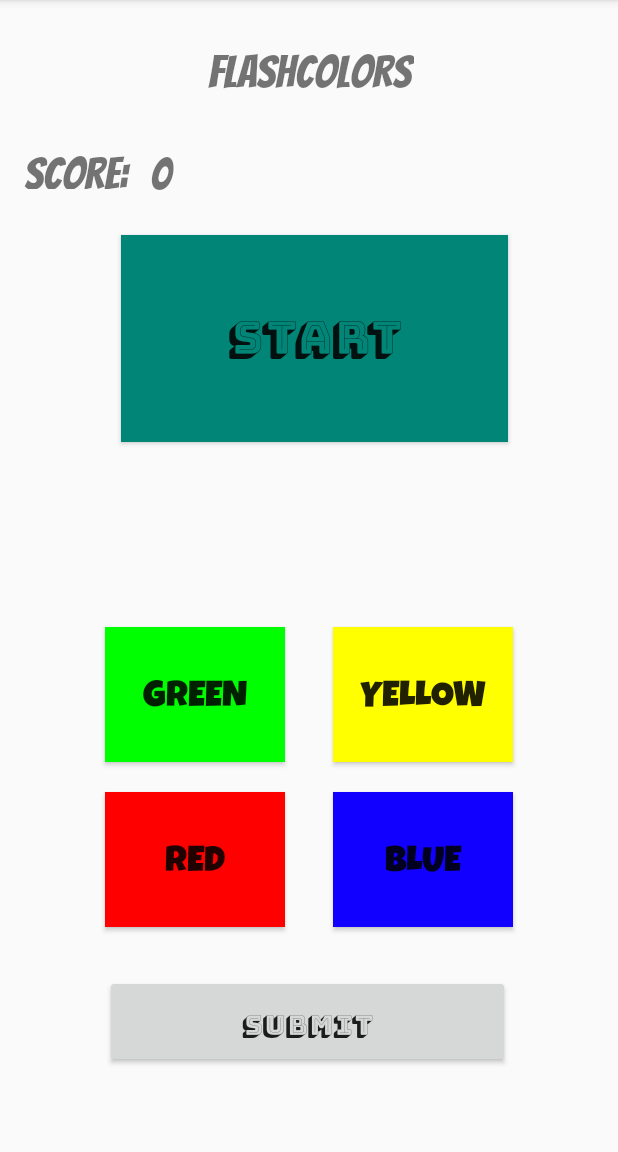
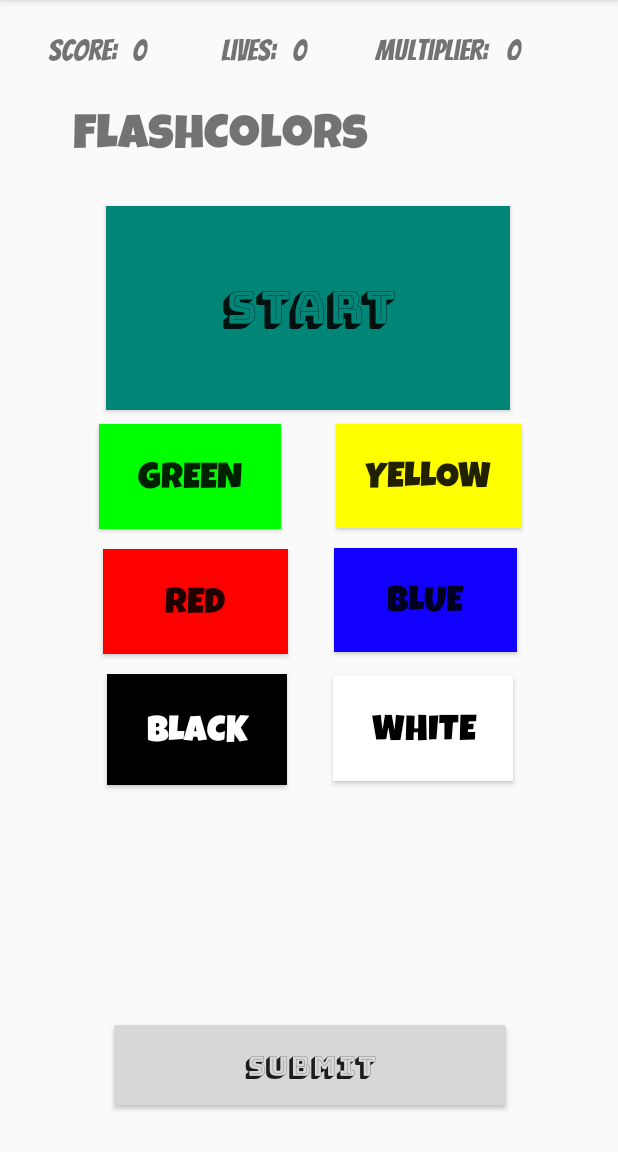
Before and after one commit to CraigP17/GameBoi-CSC207, an Android app: the SimonGame screen opened directly, with no data from a screen before it, on a phone screen of 412 x 824 dp, the part 84-1236 px from its top. Run offline under Robolectric (Android 15) with nearby library versions, the phone set to English and light mode, and no system bars; 5 statements that could not run were skipped.

Commit message:
Added new color options to Simon.java and the game now displays lives, points, multiplier

```diff
--- a/phase2/app/src/main/java/com/example/gameboi/FlashColors/SimonGame.java
+++ b/phase2/app/src/main/java/com/example/gameboi/FlashColors/SimonGame.java
@@ -44,14 +44,21 @@ public class SimonGame extends AppCompatActivity {
                 "drawable", getPackageName()); // this line of code grabs the resID based on user name
         icon.setImageResource(resID);
         //Setting up the background Colour
-        View flashColor = findViewById(R.id.textView2); //finds random view
+        View flashColor = findViewById(R.id.textView9); //finds random view
         View Root = flashColor.getRootView(); //finds the root view
         Root.setBackgroundColor(player.getBackgroundColor()); //set background color
-//      Here is the code needed to set the score up at startup:
+        //Here is the code needed to set the score up at startup:
         scoreBoard = findViewById(R.id.textView10);
         int prevscore = player.getPoints();
-        scoreBoard.setText(String.valueOf(prevscore)); //DOES SCORE START AT 0 always?
-
+        scoreBoard.setText(String.valueOf(prevscore));
+        //Display the Lives
+        TextView dispLives = findViewById(R.id.textView40);
+        int userLives = player.getLives();
+        dispLives.setText(String.valueOf(userLives));
+        //Display Multiplier
+        TextView dispMulti = findViewById(R.id.textView43);
+        int userMulti = player.getMultiplier();
+        dispMulti.setText(String.valueOf(userMulti));
 
     }
 
@@ -72,6 +79,14 @@ public class SimonGame extends AppCompatActivity {
         userGuess.add(Color.BLUE);
     }
 
+    public void blackClicked(View view) {
+        userGuess.add(Color.BLACK);
+    }
+
+    public void whiteClicked(View view) {
+        userGuess.add(Color.WHITE);
+    }
+
     /*This method is called when the flashing square is pressed. It will generate
     * a random color sequence and keep the sequence in memory until submitted*/
     public void Flash(View view){
@@ -88,7 +103,7 @@ public class SimonGame extends AppCompatActivity {
 
         ObjectAnimator colorAnim = ObjectAnimator.ofArgb(but, "backgroundColor",
                 pattern.get(0), pattern.get(1), pattern.get(2), pattern.get(3));
-        colorAnim.setDuration(4000);
+        colorAnim.setDuration(3000);
         colorAnim.setEvaluator(new ArgbEvaluator());
         colorAnim.start();
     }
--- a/phase2/app/src/main/res/layout/activity_simon_game.xml
+++ b/phase2/app/src/main/res/layout/activity_simon_game.xml
@@ -7,27 +7,36 @@
     tools:context=".FlashColors.SimonGame">
 
     <TextView
-        android:id="@+id/textView2"
-        android:layout_width="140dp"
-        android:layout_height="45dp"
-        android:layout_marginStart="151dp"
-        android:layout_marginTop="16dp"
-        android:layout_marginEnd="152dp"
+        android:id="@+id/textView39"
+        android:layout_width="47dp"
+        android:layout_height="30dp"
+        android:layout_marginStart="12dp"
+        android:layout_marginTop="12dp"
         android:fontFamily="@font/bangers"
-        android:text="@string/titleSimonGame"
-        android:textAlignment="center"
-        android:textSize="30sp"
-        app:layout_constraintEnd_toEndOf="parent"
-        app:layout_constraintStart_toStartOf="parent"
+        android:text="@string/Lives"
+        android:textSize="20sp"
+        app:layout_constraintStart_toEndOf="@+id/textView10"
+        app:layout_constraintTop_toTopOf="parent" />
+
+    <TextView
+        android:id="@+id/textView42"
+        android:layout_width="87dp"
+        android:layout_height="28dp"
+        android:layout_marginStart="12dp"
+        android:layout_marginTop="12dp"
+        android:fontFamily="@font/bangers"
+        android:text="@string/Multiplier"
+        android:textSize="20sp"
+        app:layout_constraintStart_toEndOf="@+id/textView40"
         app:layout_constraintTop_toTopOf="parent" />
 
     <Button
         android:id="@+id/button8"
-        android:layout_width="258dp"
-        android:layout_height="138dp"
-        android:layout_marginStart="80dp"
-        android:layout_marginTop="95dp"
-        android:layout_marginEnd="73dp"
+        android:layout_width="269dp"
+        android:layout_height="136dp"
+        android:layout_marginStart="74dp"
+        android:layout_marginTop="9dp"
+        android:layout_marginEnd="76dp"
         android:background="@color/colorPrimary"
         android:fontFamily="@font/bungee_shade"
         android:onClick="Flash"
@@ -35,118 +44,196 @@
         android:textSize="30sp"
         app:layout_constraintEnd_toEndOf="parent"
         app:layout_constraintStart_toStartOf="parent"
-        app:layout_constraintTop_toBottomOf="@+id/textView2" />
+        app:layout_constraintTop_toBottomOf="@+id/imageView1" />
 
     <Button
         android:id="@+id/button9"
-        android:layout_width="120dp"
-        android:layout_height="90dp"
-        android:layout_marginStart="70dp"
-        android:layout_marginBottom="20dp"
+        android:layout_width="121dp"
+        android:layout_height="70dp"
+        android:layout_marginStart="77dp"
+        android:layout_marginTop="9dp"
+        android:layout_marginEnd="15dp"
         android:background="@color/green_btn"
         android:fontFamily="@font/luckiest_guy"
         android:onClick="greenClicked"
         android:text="@string/green"
         android:textSize="24sp"
-        app:layout_constraintBottom_toTopOf="@+id/button11"
-        app:layout_constraintStart_toStartOf="parent" />
+        app:layout_constraintEnd_toStartOf="@+id/button10"
+        app:layout_constraintStart_toStartOf="parent"
+        app:layout_constraintTop_toBottomOf="@+id/button8" />
 
     <Button
         android:id="@+id/button10"
-        android:layout_width="120dp"
-        android:layout_height="90dp"
-        android:layout_marginEnd="70dp"
-        android:layout_marginBottom="20dp"
+        android:layout_width="123dp"
+        android:layout_height="69dp"
+        android:layout_marginStart="21dp"
+        android:layout_marginTop="9dp"
+        android:layout_marginEnd="76dp"
         android:background="@color/yellow_btn"
         android:fontFamily="@font/luckiest_guy"
         android:onClick="yellowClicked"
         android:text="@string/yellow"
         android:textSize="24sp"
-        app:layout_constraintBottom_toTopOf="@+id/button12"
-        app:layout_constraintEnd_toEndOf="parent" />
+        app:layout_constraintEnd_toEndOf="parent"
+        app:layout_constraintStart_toEndOf="@+id/button9"
+        app:layout_constraintTop_toBottomOf="@+id/button8" />
 
     <Button
         android:id="@+id/button11"
         android:layout_width="120dp"
-        android:layout_height="90dp"
-        android:layout_marginStart="70dp"
-        android:layout_marginBottom="150dp"
+        android:layout_height="74dp"
+        android:layout_marginStart="77dp"
+        android:layout_marginTop="13dp"
+        android:layout_marginEnd="15dp"
+        android:background="@color/blue_btn"
+        android:fontFamily="@font/luckiest_guy"
+        android:onClick="blackClicked"
+        android:text="@string/Black"
+        android:textColor="@android:color/background_light"
+        android:textSize="24sp"
+        app:layout_constraintEnd_toStartOf="@+id/button4"
+        app:layout_constraintStart_toStartOf="parent"
+        app:layout_constraintTop_toBottomOf="@+id/button3" />
+
+    <Button
+        android:id="@+id/button3"
+        android:layout_width="123dp"
+        android:layout_height="70dp"
+        android:layout_marginStart="77dp"
+        android:layout_marginTop="13dp"
+        android:layout_marginEnd="15dp"
         android:background="@color/red_btn"
         android:fontFamily="@font/luckiest_guy"
         android:onClick="redClicked"
         android:text="@string/red"
         android:textSize="24sp"
-        app:layout_constraintBottom_toBottomOf="parent"
-        app:layout_constraintStart_toStartOf="parent" />
+        app:layout_constraintEnd_toStartOf="@+id/button12"
+        app:layout_constraintStart_toStartOf="parent"
+        app:layout_constraintTop_toBottomOf="@+id/button9" />
 
     <Button
         android:id="@+id/button12"
-        android:layout_width="120dp"
-        android:layout_height="90dp"
-        android:layout_marginEnd="70dp"
-        android:layout_marginBottom="150dp"
+        android:layout_width="122dp"
+        android:layout_height="69dp"
+        android:layout_marginStart="15dp"
+        android:layout_marginTop="13dp"
+        android:layout_marginEnd="76dp"
         android:background="#1100FF"
         android:fontFamily="@font/luckiest_guy"
         android:onClick="blueClicked"
         android:text="@string/blue"
         android:textSize="24sp"
-        app:layout_constraintBottom_toBottomOf="parent"
-        app:layout_constraintEnd_toEndOf="parent" />
+        app:layout_constraintEnd_toEndOf="parent"
+        app:layout_constraintStart_toEndOf="@+id/button3"
+        app:layout_constraintTop_toBottomOf="@+id/button10" />
+
+    <Button
+        android:id="@+id/button4"
+        android:layout_width="120dp"
+        android:layout_height="70dp"
+        android:layout_marginStart="15dp"
+        android:layout_marginTop="16dp"
+        android:layout_marginEnd="76dp"
+        android:background="@android:color/background_light"
+        android:fontFamily="@font/luckiest_guy"
+        android:onClick="whiteClicked"
+        android:text="@string/White"
+        android:textColor="@color/blue_btn"
+        android:textSize="24sp"
+        app:layout_constraintEnd_toEndOf="parent"
+        app:layout_constraintStart_toEndOf="@+id/button11"
+        app:layout_constraintTop_toBottomOf="@+id/button12" />
 
     <TextView
         android:id="@+id/textView9"
-        android:layout_width="84dp"
-        android:layout_height="42dp"
-        android:layout_marginStart="16dp"
-        android:layout_marginTop="84dp"
+        android:layout_width="56dp"
+        android:layout_height="30dp"
+        android:layout_marginStart="32dp"
+        android:layout_marginTop="12dp"
         android:fontFamily="@font/bangers"
         android:text="@string/score"
-        android:textSize="30sp"
+        android:textSize="20sp"
         app:layout_constraintStart_toStartOf="parent"
         app:layout_constraintTop_toTopOf="parent" />
 
     <TextView
         android:id="@+id/textView10"
-        android:layout_width="81dp"
-        android:layout_height="44dp"
-        android:layout_marginTop="84dp"
+        android:layout_width="47dp"
+        android:layout_height="30dp"
+        android:layout_marginTop="12dp"
         android:fontFamily="@font/bangers"
         android:text="@string/flashScore"
         android:textAlignment="viewStart"
-        android:textSize="30sp"
+        android:textSize="20sp"
         app:layout_constraintStart_toEndOf="@+id/textView9"
+        app:layout_constraintTop_toTopOf="parent" />
+
+    <TextView
+        android:id="@+id/textView40"
+        android:layout_width="43dp"
+        android:layout_height="31dp"
+        android:layout_marginTop="12dp"
+        android:fontFamily="@font/bangers"
+        android:text="@string/flashScore"
+        android:textAlignment="viewStart"
+        android:textSize="20sp"
+        app:layout_constraintStart_toEndOf="@+id/textView39"
+        app:layout_constraintTop_toTopOf="parent" />
+
+    <TextView
+        android:id="@+id/textView43"
+        android:layout_width="38dp"
+        android:layout_height="28dp"
+        android:layout_marginTop="12dp"
+        android:fontFamily="@font/bangers"
+        android:text="@string/flashScore"
+        android:textAlignment="viewStart"
+        android:textSize="20sp"
+        app:layout_constraintStart_toEndOf="@+id/textView42"
         app:layout_constraintTop_toTopOf="parent" />
 
     <Button
         android:id="@+id/button13"
-        android:layout_width="270dp"
-        android:layout_height="62dp"
-        android:layout_marginStart="70dp"
-        android:layout_marginEnd="72dp"
-        android:layout_marginBottom="56dp"
+        android:layout_width="269dp"
+        android:layout_height="65dp"
+        android:layout_marginStart="77dp"
+        android:layout_marginEnd="76dp"
+        android:layout_marginBottom="25dp"
         android:fontFamily="@font/bungee_shade"
         android:onClick="SubmitButton"
         android:text="@string/submit_round"
         android:textSize="18sp"
         app:layout_constraintBottom_toBottomOf="parent"
         app:layout_constraintEnd_toEndOf="parent"
-        app:layout_constraintHorizontal_bias="0.0"
         app:layout_constraintStart_toStartOf="parent" />
 
     <ImageView
         android:id="@+id/imageView1"
         android:layout_width="87dp"
         android:layout_height="72dp"
-        android:layout_marginStart="128dp"
-        android:layout_marginTop="60dp"
+        android:layout_marginTop="16dp"
         android:layout_marginEnd="16dp"
         android:contentDescription="@string/icon"
         android:visibility="visible"
         app:layout_constraintEnd_toEndOf="parent"
-        app:layout_constraintHorizontal_bias="1.0"
-        app:layout_constraintStart_toEndOf="@+id/textView10"
-        app:layout_constraintTop_toTopOf="parent"
+        app:layout_constraintTop_toBottomOf="@+id/textView42"
         app:srcCompat="@mipmap/ic_launcher"
         tools:srcCompat="@tools:sample/avatars[7]"
         tools:visibility="visible" />
+
+    <TextView
+        android:id="@+id/textView45"
+        android:layout_width="229dp"
+        android:layout_height="51dp"
+        android:layout_marginStart="32dp"
+        android:layout_marginTop="23dp"
+        android:layout_marginBottom="20dp"
+        android:fontFamily="@font/luckiest_guy"
+        android:text="@string/titleSimonGame"
+        android:textAlignment="center"
+        android:textSize="32sp"
+        app:layout_constraintBottom_toTopOf="@+id/button8"
+        app:layout_constraintStart_toStartOf="parent"
+        app:layout_constraintTop_toBottomOf="@+id/textView40" />
+
 </androidx.constraintlayout.widget.ConstraintLayout>
--- a/phase2/app/src/main/res/values/colors.xml
+++ b/phase2/app/src/main/res/values/colors.xml
@@ -5,6 +5,6 @@
     <color name="colorAccent">#D81B60</color>
     <color name="green_btn">#00FF00</color>
     <color name="red_btn">#FF0000</color>
-    <color name="blue_btn">#00FFFF</color>
+    <color name="blue_btn">#000000</color>
     <color name="yellow_btn">#FFFF00</color>
 </resources>
--- a/phase2/app/src/main/res/values/strings.xml
+++ b/phase2/app/src/main/res/values/strings.xml
@@ -91,4 +91,8 @@
     <string name="name">Name</string>
     <string name="instructions">Instructions</string>
     <string name="ClearVal">Clear</string>
+    <string name="Lives">Lives:</string>
+    <string name="Multiplier">Multiplier:</string>
+    <string name="White">White</string>
+    <string name="Black">Black</string>
 </resources>
```
